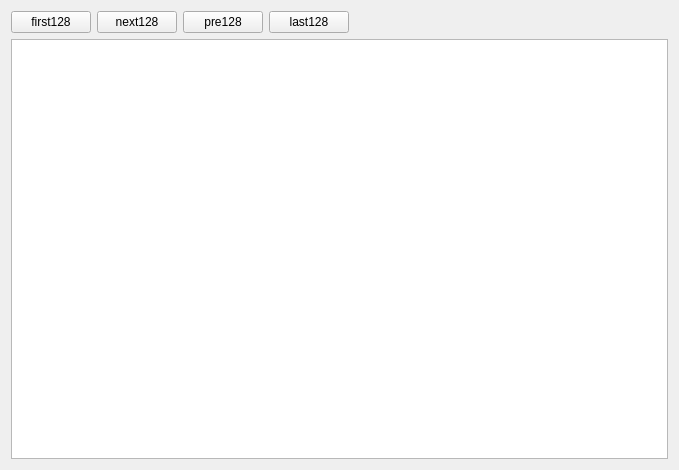
ssh352/qtctp-1, file qtmdsrv/ui/historyform.ui: the form before one commit.
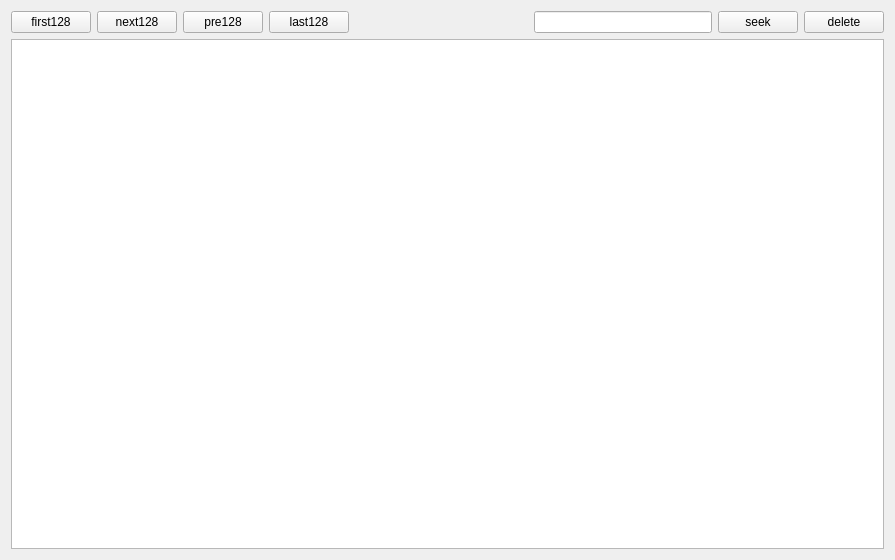
The form after the commit.

What changed in the file:
```diff
--- a/qtmdsrv/ui/historyform.ui
+++ b/qtmdsrv/ui/historyform.ui
@@ -6,8 +6,8 @@
    <rect>
     <x>0</x>
     <y>0</y>
-    <width>679</width>
-    <height>470</height>
+    <width>895</width>
+    <height>560</height>
    </rect>
   </property>
   <property name="windowTitle">
@@ -57,6 +57,27 @@
        </property>
       </spacer>
      </item>
+     <item>
+      <widget class="QLineEdit" name="lineEdit">
+       <property name="placeholderText">
+        <string/>
+       </property>
+      </widget>
+     </item>
+     <item>
+      <widget class="QPushButton" name="seekButton">
+       <property name="text">
+        <string>seek</string>
+       </property>
+      </widget>
+     </item>
+     <item>
+      <widget class="QPushButton" name="delButton">
+       <property name="text">
+        <string>delete</string>
+       </property>
+      </widget>
+     </item>
     </layout>
    </item>
    <item>
```
